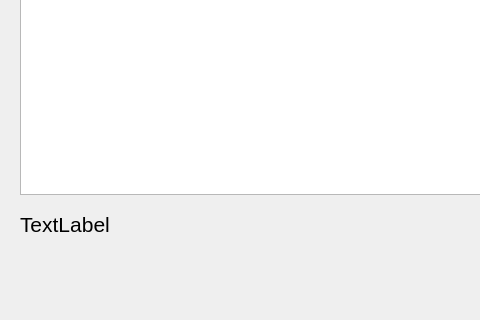
Before: the Qt Designer form GUI/StudentManagementSystem/search.ui in AppDevIn/StudentManagement, drawn with Qt 5; both pictures show x 0 to 480 and y 455 to 775 of the 1059 by 775 pixel window.
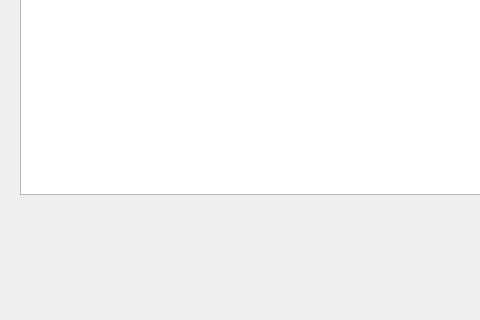
After: the same form once the commit is applied.

```diff
--- a/GUI/StudentManagementSystem/search.ui
+++ b/GUI/StudentManagementSystem/search.ui
@@ -99,24 +99,6 @@
      </item>
     </layout>
    </widget>
-   <widget class="QLabel" name="label_time">
-    <property name="geometry">
-     <rect>
-      <x>20</x>
-      <y>650</y>
-      <width>171</width>
-      <height>21</height>
-     </rect>
-    </property>
-    <property name="font">
-     <font>
-      <pointsize>16</pointsize>
-     </font>
-    </property>
-    <property name="text">
-     <string>TextLabel</string>
-    </property>
-   </widget>
   </widget>
   <widget class="QMenuBar" name="menubar">
    <property name="geometry">
```
